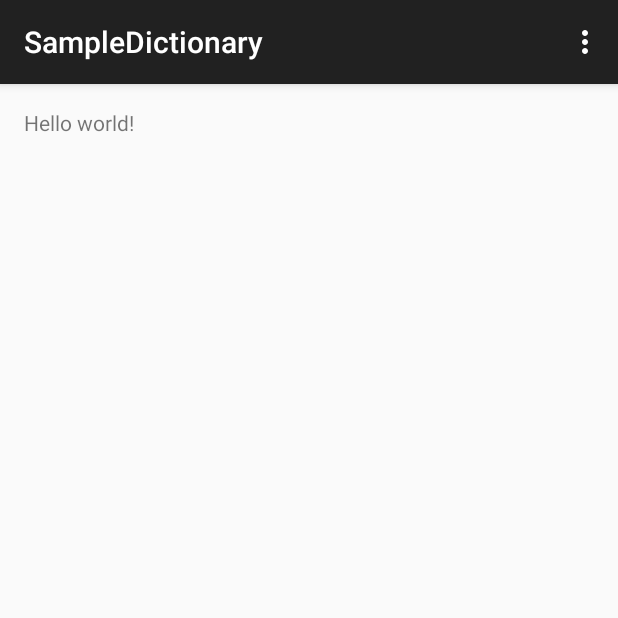
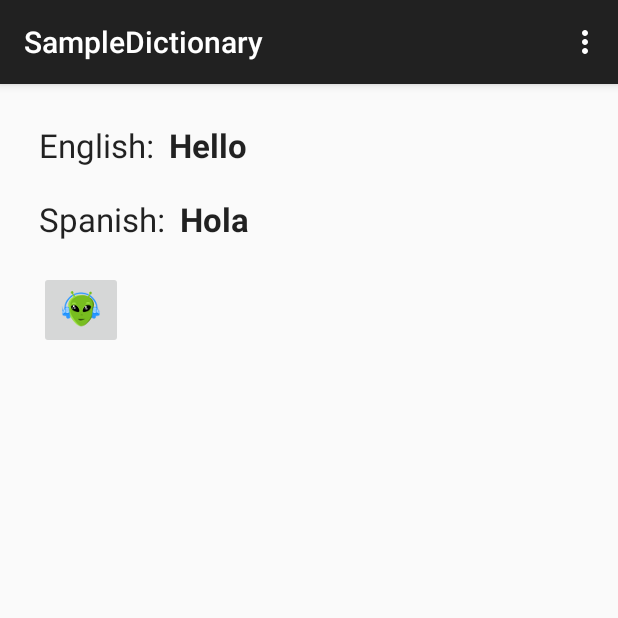
Before and after one commit to tevel/SampleDictionary, an Android app: the screen it shows after launch (MainActivity), on a phone screen of 412 x 824 dp, the top half of it. Run offline under Robolectric (Android 15) with nearby library versions, the light colour scheme and no system bars.

Commit message:
support add phrase command

```diff
--- a/app/src/main/AndroidManifest.xml
+++ b/app/src/main/AndroidManifest.xml
@@ -16,6 +16,7 @@
                 <category android:name="android.intent.category.LAUNCHER" />
             </intent-filter>
         </activity>
+        <service android:name=".LearnOnTheWayService" android:exported="false" />
     </application>
 
 </manifest>
--- a/app/src/main/java/com/example/dictionary/sampledictionary/MainActivity.java
+++ b/app/src/main/java/com/example/dictionary/sampledictionary/MainActivity.java
@@ -2,9 +2,10 @@ package com.example.dictionary.sampledictionary;
 
 import android.support.v7.app.ActionBarActivity;
 import android.os.Bundle;
+import android.view.View;
+import android.widget.TextView;
 import android.view.Menu;
 import android.view.MenuItem;
-
 
 public class MainActivity extends ActionBarActivity {
 
@@ -22,6 +23,16 @@ public class MainActivity extends ActionBarActivity {
         return true;
     }
 
+    public void onSend(View view) {
+        TextView textView1 = (TextView) findViewById(R.id.text1);
+        String text1 = textView1.getText().toString();
+
+        TextView textView2 = (TextView) findViewById(R.id.text2);
+        String text2 = textView2.getText().toString();
+
+        LearnOnTheWay.addNewPhrase(this, text1, "English", text2, "Spanish");
+    }
+
     @Override
     public boolean onOptionsItemSelected(MenuItem item) {
         // Handle action bar item clicks here. The action bar will
--- a/app/src/main/res/layout/activity_main.xml
+++ b/app/src/main/res/layout/activity_main.xml
@@ -1,11 +1,73 @@
-<RelativeLayout xmlns:android="http://schemas.android.com/apk/res/android"
+<LinearLayout xmlns:android="http://schemas.android.com/apk/res/android"
     xmlns:tools="http://schemas.android.com/tools" android:layout_width="match_parent"
     android:layout_height="match_parent" android:paddingLeft="@dimen/activity_horizontal_margin"
     android:paddingRight="@dimen/activity_horizontal_margin"
     android:paddingTop="@dimen/activity_vertical_margin"
-    android:paddingBottom="@dimen/activity_vertical_margin" tools:context=".MainActivity">
+    android:paddingBottom="@dimen/activity_vertical_margin"
+    android:orientation="vertical"
+    tools:context=".MainActivity">
 
-    <TextView android:text="@string/hello_world" android:layout_width="wrap_content"
-        android:layout_height="wrap_content" />
+    <LinearLayout
+        android:padding="10dp"
+        android:orientation="horizontal"
+        android:layout_width="wrap_content"
+        android:layout_height="wrap_content">
 
-</RelativeLayout>
+        <TextView
+            android:layout_width="wrap_content"
+            android:layout_height="wrap_content"
+            android:textAppearance="?android:attr/textAppearanceLarge"
+            android:text="English:"
+            android:id="@+id/lang1" />
+
+        <TextView
+            android:layout_width="wrap_content"
+            android:layout_height="wrap_content"
+            android:textAppearance="?android:attr/textAppearanceLarge"
+            android:text="Hello"
+            android:id="@+id/text1"
+            android:paddingLeft="10dp"
+            android:textStyle="bold" />
+
+    </LinearLayout>
+
+    <LinearLayout
+        android:padding="10dp"
+        android:orientation="horizontal"
+        android:layout_width="wrap_content"
+        android:layout_height="wrap_content">
+
+        <TextView
+            android:layout_width="wrap_content"
+            android:layout_height="wrap_content"
+            android:textAppearance="?android:attr/textAppearanceLarge"
+            android:text="Spanish:"
+            android:id="@+id/lang2" />
+
+        <TextView
+            android:layout_width="wrap_content"
+            android:layout_height="wrap_content"
+            android:textAppearance="?android:attr/textAppearanceLarge"
+            android:text="Hola"
+            android:id="@+id/text2"
+            android:paddingLeft="10dp"
+            android:textStyle="bold" />
+
+    </LinearLayout>
+
+    <LinearLayout
+        android:padding="10dp"
+        android:orientation="horizontal"
+        android:layout_width="wrap_content"
+        android:layout_height="wrap_content">
+
+        <ImageButton
+            android:layout_width="wrap_content"
+            android:layout_height="wrap_content"
+            android:id="@+id/send"
+            android:src="@drawable/learnontheway_color"
+            android:onClick="onSend" />
+
+    </LinearLayout>
+
+</LinearLayout>
--- a/app/src/main/res/values/strings.xml
+++ b/app/src/main/res/values/strings.xml
@@ -2,7 +2,6 @@
 <resources>
 
     <string name="app_name">SampleDictionary</string>
-    <string name="hello_world">Hello world!</string>
     <string name="action_settings">Settings</string>
 
 </resources>
```
Also changed, not shown: app/src/main/res/drawable-hdpi/learnontheway_black.png (added), app/src/main/res/drawable-hdpi/learnontheway_color.png (added), app/src/main/res/drawable-hdpi/learnontheway_white.png (added), app/src/main/res/drawable-mdpi/learnontheway_black.png (added), app/src/main/res/drawable-mdpi/learnontheway_color.png (added), app/src/main/res/drawable-mdpi/learnontheway_white.png (added), app/src/main/res/drawable-xhdpi/learnontheway_black.png (added), app/src/main/res/drawable-xhdpi/learnontheway_color.png (added), app/src/main/res/drawable-xhdpi/learnontheway_white.png (added), app/src/main/res/drawable-xxhdpi/learnontheway_black.png (added), app/src/main/res/drawable-xxhdpi/learnontheway_color.png (added), app/src/main/res/drawable-xxhdpi/learnontheway_white.png (added), 1 other file.
